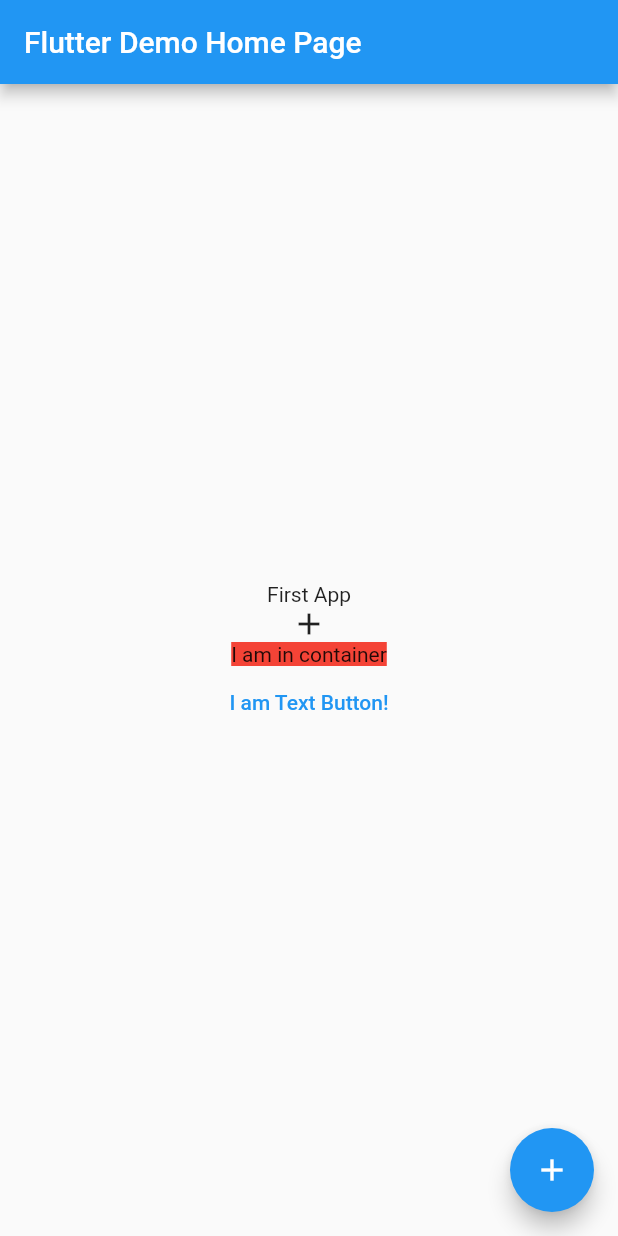
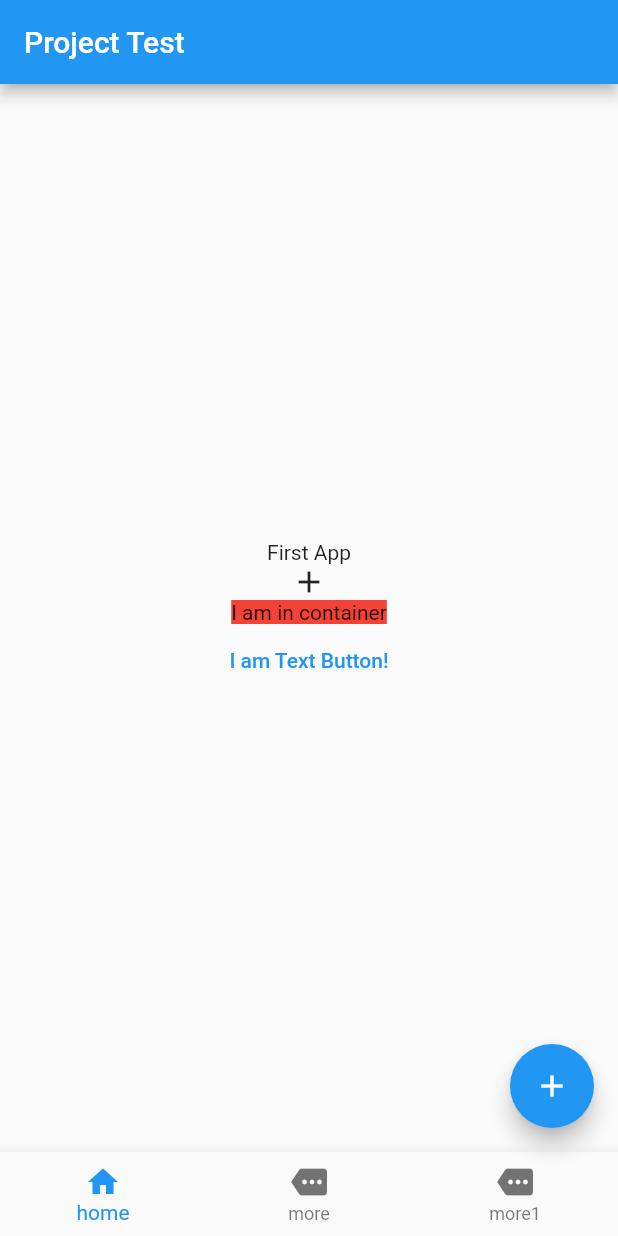
Before and after one commit to kish191919/Flutter_Projects, a Flutter app: the screen it shows after launch, after a tap on the "add" icon, on a phone screen of 412 x 824 dp. Run offline on Flutter 3.47's test engine with Material 2 defaults, Android fonts, the phone set to English and light mode, and no system bars; our stand-ins replace sqflite; accounts and stored records are empty.

Commit message:
practice project02-ch1-5

```diff
--- a/Project01/lib/main.dart
+++ b/Project01/lib/main.dart
@@ -30,6 +30,7 @@ class MyHomePage extends StatefulWidget {
 
 class _MyHomePageState extends State<MyHomePage> {
   int _counter = 0;
+  int _idx = 0;
 
   void _incrementCounter() {
     setState(() {
@@ -44,7 +45,7 @@ class _MyHomePageState extends State<MyHomePage> {
     return Scaffold(
       appBar: AppBar(
 
-        title: Text(widget.title),
+        title: Text("Project Test"),
       ),
       body: Center(
         child: Column(
@@ -64,10 +65,27 @@ class _MyHomePageState extends State<MyHomePage> {
         ),
       ),
       floatingActionButton: FloatingActionButton(
-        onPressed: _incrementCounter,
+        onPressed: (){
+          print("FAB is pressed");
+        },
         tooltip: 'Increment',
         child: Icon(Icons.add),
-      ), // This trailing comma makes auto-formatting nicer for build methods.
+      ),
+      bottomNavigationBar: BottomNavigationBar(
+        items: [
+          BottomNavigationBarItem(icon: Icon(Icons.home), label: "home"),
+          BottomNavigationBarItem(icon: Icon(Icons.more), label: "more"),
+          BottomNavigationBarItem(icon: Icon(Icons.more), label: "more1"),
+        ],
+        onTap: (index){
+          print(index);
+          setState(() {
+            _idx = index;
+          });
+        },
+        // currentIndex: 2,
+        currentIndex: _idx,
+      ),// This trailing comma makes auto-formatting nicer for build methods.
     );
   }
 }
```
